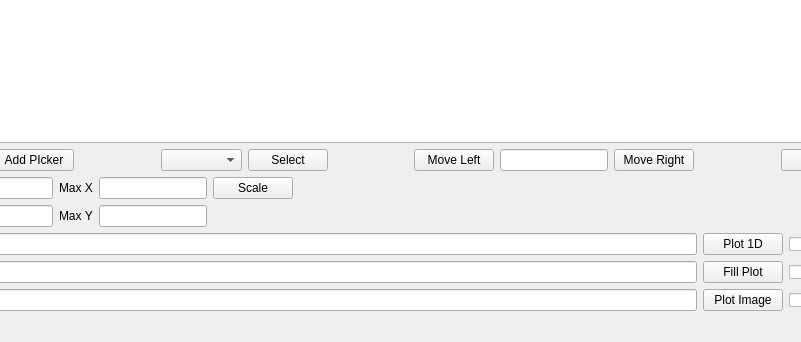
Before: the Qt Designer form PlotData/ui_MainWindowNDim.ui in neutrons/GUI_Tools, drawn with Qt 5; both pictures show x 101 to 902 and y 511 to 853 of the 1207 by 853 pixel window.
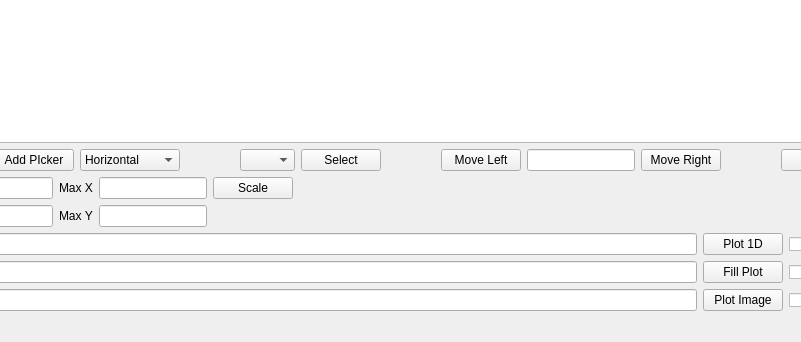
After: the same form once the commit is applied. Custom widgets are drawn as their Qt base class.

Commit message:
Refs #1. Added horizontal and 2-way indicator.
Including cleaning the codes to plot lines on right-side axis.

Diff of the .ui file:
```diff
--- a/PlotData/ui_MainWindowNDim.ui
+++ b/PlotData/ui_MainWindowNDim.ui
@@ -51,6 +51,31 @@
             </property>
            </widget>
           </item>
+          <item>
+           <widget class="QComboBox" name="comboBox_pickerType">
+            <property name="minimumSize">
+             <size>
+              <width>100</width>
+              <height>0</height>
+             </size>
+            </property>
+            <item>
+             <property name="text">
+              <string>Horizontal</string>
+             </property>
+            </item>
+            <item>
+             <property name="text">
+              <string>Vertical</string>
+             </property>
+            </item>
+            <item>
+             <property name="text">
+              <string>2-Way</string>
+             </property>
+            </item>
+           </widget>
+          </item>
           <item>
            <spacer name="horizontalSpacer_6">
             <property name="orientation">
```
The commit also changes 3 other files.
